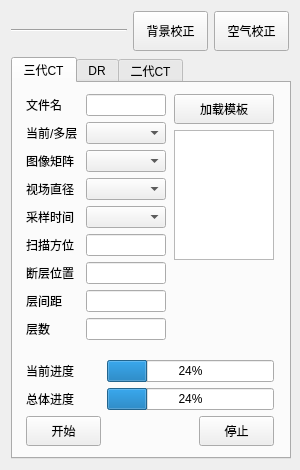
maozi2327/ZCIPS, file ZCIPS/CTScan/linedetscanwidget.ui: the form before one commit.
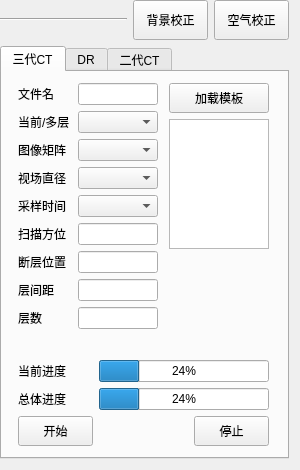
The form after the commit.

What changed in the file:
```diff
--- a/ZCIPS/CTScan/linedetscanwidget.ui
+++ b/ZCIPS/CTScan/linedetscanwidget.ui
@@ -35,6 +35,12 @@
    <string/>
   </property>
   <layout class="QGridLayout" name="gridLayout_8">
+   <property name="leftMargin">
+    <number>0</number>
+   </property>
+   <property name="topMargin">
+    <number>0</number>
+   </property>
    <item row="0" column="0">
     <layout class="QHBoxLayout" name="horizontalLayout" stretch="1,0,0">
      <item>
```
